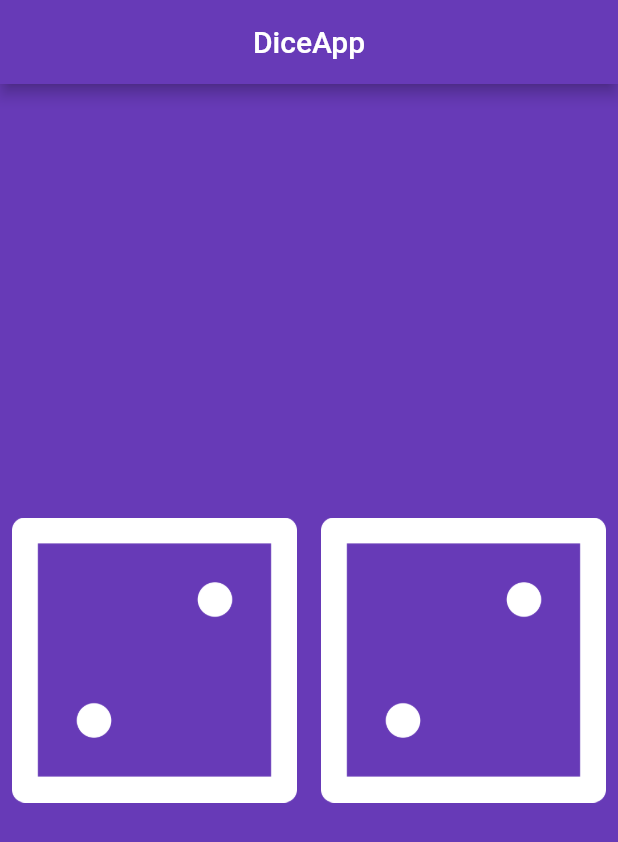
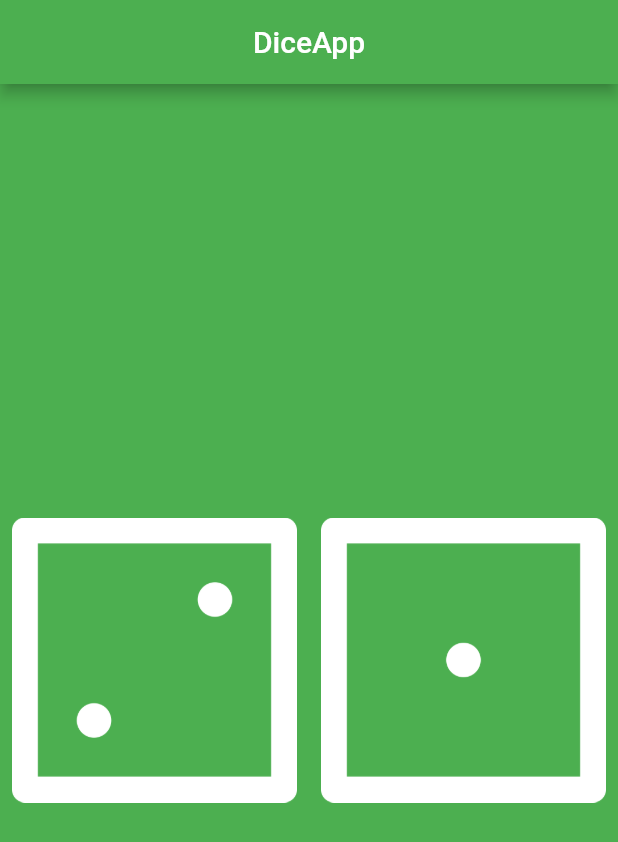
Before and after one commit to RevengeHunter/flutter_codigo5_dice, a Flutter app: the screen it shows after launch, on a phone screen of 412 x 824 dp. Shown: the top 842 px of the screen. Run offline on Flutter 3.47's test engine with Material 2 defaults, Android fonts, the phone set to English and light mode, and no system bars.

```diff
--- a/lib/main.dart
+++ b/lib/main.dart
@@ -1,3 +1,5 @@
+import 'dart:math';
+
 import 'package:flutter/material.dart';
 
 void main() {
@@ -16,9 +18,6 @@ class MyApp extends StatelessWidget {
   }
 }
 
-
-
-
 class DicePage extends StatefulWidget {
   @override
   State<DicePage> createState() => _DicePageState();
@@ -26,13 +25,15 @@ class DicePage extends StatefulWidget {
 
 class _DicePageState extends State<DicePage> {
   int leftDice = 2;
+  int rightDice = 1;
+
   @override
   Widget build(BuildContext context) {
     print("MÉTODO BUILD!!!!!!");
     return Scaffold(
-      backgroundColor: Colors.deepPurple,
+      backgroundColor: Colors.green,
       appBar: AppBar(
-        backgroundColor: Colors.deepPurple,
+        backgroundColor: Colors.green,
         title: Text("DiceApp"),
         centerTitle: true,
       ),
@@ -42,11 +43,10 @@ class _DicePageState extends State<DicePage> {
             Expanded(
               flex: 1,
               child: TextButton(
-                onPressed: (){
-                  leftDice = 6;
-                  setState(() {
-
-                  });
+                onPressed: () {
+                  leftDice = Random().nextInt(6) + 1;
+                  rightDice = Random().nextInt(6) + 1;
+                  setState(() {});
                 },
                 child: Image.asset(
                   'assets/images/dice$leftDice.png',
@@ -56,11 +56,13 @@ class _DicePageState extends State<DicePage> {
             Expanded(
               flex: 1,
               child: TextButton(
-                onPressed: (){
-                  print("Right dice");
+                onPressed: () {
+                  leftDice = Random().nextInt(6) + 1;
+                  rightDice = Random().nextInt(6) + 1;
+                  setState(() {});
                 },
                 child: Image.asset(
-                  'assets/images/dice2.png',
+                  'assets/images/dice$rightDice.png',
                 ),
               ),
             ),
```
